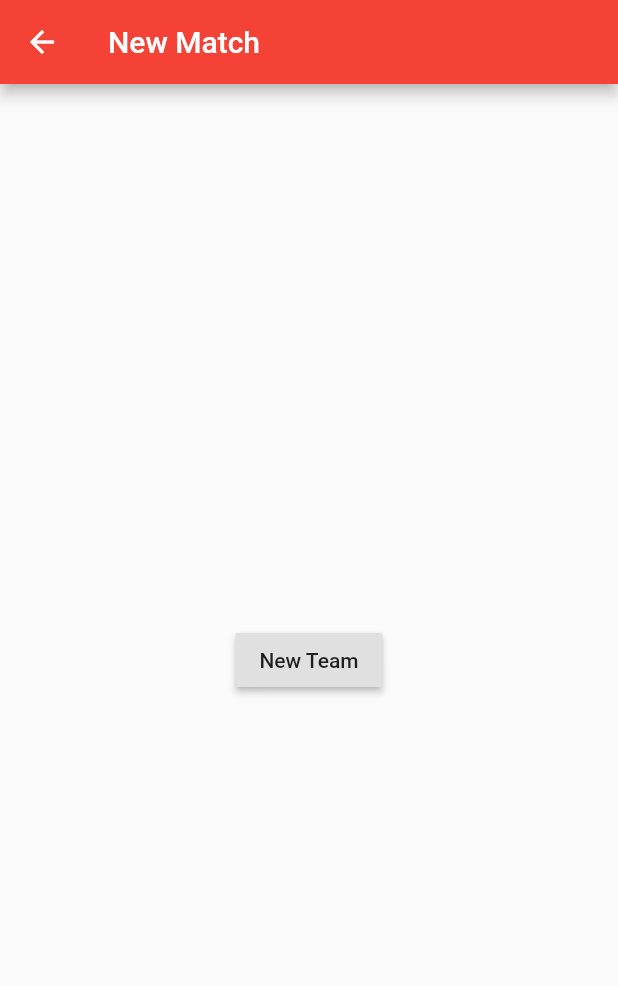
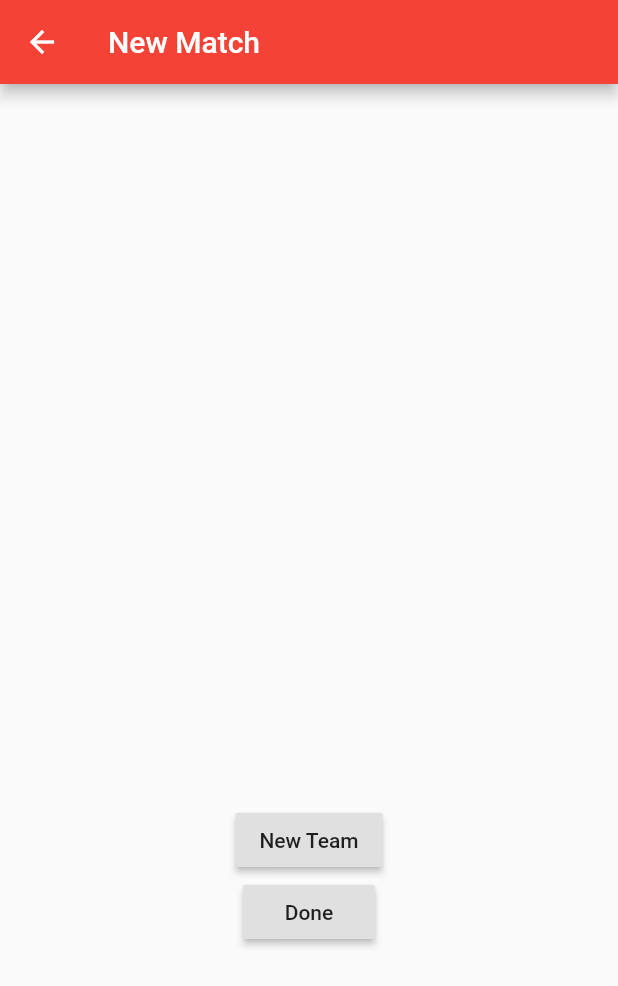
Before and after one commit to frc4976/frc2019-scouting-app, a Flutter app: the screen it shows after launch, after a tap on "New Match", on a phone screen of 412 x 824 dp. Shown: the top 986 px of the screen. Run offline on Flutter 3.47's test engine with Material 2 defaults, Android fonts, the phone set to English and light mode, and no system bars.

```diff
--- /dev/null
+++ b/lib/aLotOfVariables.dart
@@ -0,0 +1,12 @@
+String teamNumber1 = '';
+String team1Pos;
+
+String teamNumber2 = '';
+
+String teamNumber3 = '';
+
+String teamNumber4 = '';
+
+String teamNumber5 = '';
+
+String teamNumber6 = '';
--- a/lib/main.dart
+++ b/lib/main.dart
@@ -1,18 +1,27 @@
 import 'package:flutter/material.dart';
+import 'package:flutter/services.dart';
 import 'package:scouting_app/saveFile.dart';
+import 'package:scouting_app/aLotOfVariables.dart';
 
-String teamNumber1 = '';
-String teamNumber2 = '';
-String teamNumber3 = '';
-String teamNumber4 = '';
-String teamNumber5 = '';
-String teamNumber6 = '';
+int numberOfTeams = 0;
+
+double team1Opacity = 0.0;
+double team2Opacity = 0.0;
+double team3Opacity = 0.0;
+double team4Opacity = 0.0;
+double team5Opacity = 0.0;
+double team6Opacity = 0.0;
 
 void main() => runApp(MyApp());
 
 class MyApp extends StatelessWidget {
   @override
   Widget build(BuildContext context) {
+    readCounter();
+    SystemChrome.setPreferredOrientations([
+      DeviceOrientation.portraitUp,
+      DeviceOrientation.portraitDown,
+    ]);
     return MaterialApp(
       title: 'Scouting App',
       theme: ThemeData(
@@ -145,6 +154,13 @@ class CreateMatch extends StatefulWidget{
 }
 
 class MatchPageState extends State<CreateMatch>{
+  RaisedButton btn1 = new RaisedButton(onPressed: null, color: Color.fromARGB(0, 100, 100, 100), child: new Text(teamNumber1));
+  RaisedButton btn2 = new RaisedButton(onPressed: null, color: Color.fromARGB(0, 100, 100, 100), child: new Text(teamNumber2));
+  RaisedButton btn3 = new RaisedButton(onPressed: null, color: Color.fromARGB(0, 100, 100, 100), child: new Text(teamNumber3));
+  RaisedButton btn4 = new RaisedButton(onPressed: null, color: Color.fromARGB(0, 100, 100, 100), child: new Text(teamNumber4));
+  RaisedButton btn5 = new RaisedButton(onPressed: null, color: Color.fromARGB(0, 100, 100, 100), child: new Text(teamNumber5));
+  RaisedButton btn6 = new RaisedButton(onPressed: null, color: Color.fromARGB(0, 100, 100, 100), child: new Text(teamNumber6));
+
   @override
   Widget build(BuildContext context) {
     return Scaffold(
@@ -158,15 +174,80 @@ class MatchPageState extends State<CreateMatch>{
               crossAxisAlignment: CrossAxisAlignment.center,
               mainAxisAlignment: MainAxisAlignment.center,
               children: <Widget>[
+                new Opacity(opacity: team1Opacity, child: new Padding(
+                  padding: const EdgeInsets.only(
+                    left: 16.0,
+                  ),
+                  child: Center(child: btn1),
+                )),
+                new Opacity(opacity: team2Opacity, child: new Padding(
+                  padding: const EdgeInsets.only(
+                    left: 16.0,
+                  ),
+                  child: Center(child: btn2),
+                )),
+                new Opacity(opacity: team3Opacity, child: new Padding(
+                  padding: const EdgeInsets.only(
+                    left: 16.0,
+                  ),
+                  child: Center(child: btn3),
+                )),
+                new Opacity(opacity: team4Opacity, child: new Padding(
+                  padding: const EdgeInsets.only(
+                    left: 16.0,
+                  ),
+                  child: Center(child: btn4),
+                )),
+                new Opacity(opacity: team5Opacity, child: new Padding(
+                  padding: const EdgeInsets.only(
+                    left: 16.0,
+                  ),
+                  child: Center(child: btn5),
+                )),
+                new Opacity(opacity: team6Opacity, child: new Padding(
+                  padding: const EdgeInsets.only(
+                    left: 16.0,
+                  ),
+                  child: Center(child: btn6),
+                )),
+
                 Center(
                   child: RaisedButton(
                       child: Text(
                         'New Team',
                       ),
                       onPressed: () {
-
+                        setState(() {
+                          numberOfTeams++;
+                          if (numberOfTeams == 1){
+                            team1Opacity = 1.0;
+                          }else if (numberOfTeams == 2){
+                            team2Opacity = 1.0;
+                          }else if (numberOfTeams == 3){
+                            team3Opacity = 1.0;
+                          }else if (numberOfTeams == 4){
+                            team4Opacity = 1.0;
+                          }else if (numberOfTeams == 5){
+                            team5Opacity = 1.0;
+                          }else if (numberOfTeams == 6){
+                            team6Opacity = 1.0;
+                          }
+                        });
+                        Navigator.push(
+                            context,
+                            MaterialPageRoute(builder: (context) => Team())
+                        ) ;
                       }
                   ),
+                ),
+                Center(
+                  child: RaisedButton(
+                    child: new Text('Done'),
+                    onPressed: (){
+                      addTeamInfo();
+                      writeFile();
+                    }
+                  )
                 ),
               ],
             ),
@@ -263,12 +344,44 @@ class TeamState extends State<Team>{
         body: new Center(
           child: Column(
             children: <Widget>[
-              CheckboxListTile(
-                  value: false,
-                  title: new Text('Match win?'),
+
+              TextField(
+                onChanged: (text) {
+                  setState(() {
+                    if (numberOfTeams == 1){
+                      teamNumber1 = text;
+                    }else if (numberOfTeams == 2){
+                      teamNumber2 = text;
+                    }else if (numberOfTeams == 3){
+                      teamNumber3 = text;
+                    }else if (numberOfTeams == 4){
+                      teamNumber4 = text;
+                    }else if (numberOfTeams == 5){
+                      teamNumber5 = text;
+                    }else if (numberOfTeams == 6){
+                      teamNumber6 = text;
+                    }
+                  });
+                },
               ),
 
               CheckboxListTile(
+                  value: false,
+                  activeColor: Colors.blue,
+                  title: new Text('Moved during sandstorm?'),
+                  onChanged: (bool val){
+                    int toNum;
+                    if (val = false){
+                      toNum = 0;
+                    }else{
+                      toNum = 1;
+                    }
+                    RefreshIndicatorState();
+                  },
+              ),
+
+              CheckboxListTile(
+                activeColor: Colors.blue,
                 value: false,
                 title: new Text('Completed rocket?'),
               ),
@@ -276,8 +389,10 @@ class TeamState extends State<Team>{
               RaisedButton(
                 child: new Text('Done'),
                 onPressed: () {
-                  addTeamInfo();
-                  writeFile();
+                  Navigator.push(
+                      context,
+                      MaterialPageRoute(builder: (context) => CreateMatch())
+                  );
                 },
               )
             ],
@@ -289,9 +404,16 @@ class TeamState extends State<Team>{
 
 void addTeamInfo(){
   row1[0] = teamNumber1;
+  row1[1] =
+
   row2[0] = teamNumber2;
+
   row3[0] = teamNumber3;
+
   row4[0] = teamNumber4;
+
   row5[0] = teamNumber5;
+
   row6[0] = teamNumber6;
+
 }
--- a/lib/saveFile.dart
+++ b/lib/saveFile.dart
@@ -37,14 +37,29 @@ Future<File> get _localFile async {
 }
 
 Future<File> writeFile() async {
-  data.add(titles);
-  data.add(row1);
-  data.add(row2);
-  data.add(row3);
-  data.add(row4);
-  data.add(row5);
-  data.add(row6);
+  data[0] = titles;
+  data[1] = row1;
+  data[2] = row2;
+  data[3] = row3;
+  data[4] = row4;
+  data[5] = row5;
+  data[6] = row6;
 
   final file = await _localFile;
+  print(file.path);
   return file.writeAsString(data.toString());
 }
+
+Future<int> readCounter() async {
+  try {
+    final file = await _localFile;
+
+    // Read the file
+    String contents = await file.readAsString();
+    print(contents);
+
+  } catch (e) {
+    // If we encounter an error, return 0
+    return 0;
+  }
+}
```
